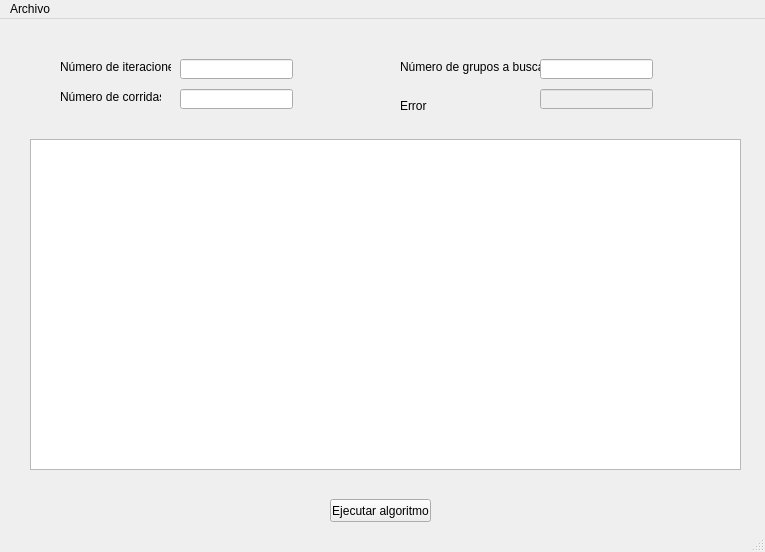
Qt form mainwindow.ui (jeduardofr/k-means) before a commit.
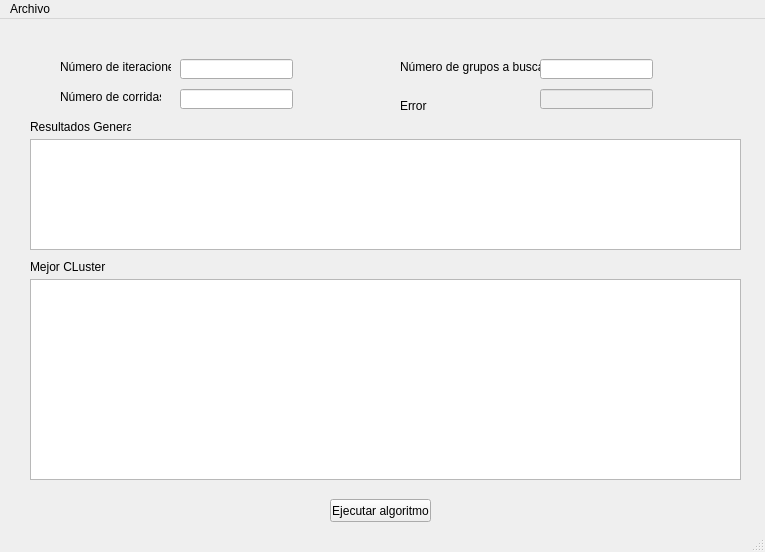
The same form after that commit.

Commit message: Initial Drawing of table

```diff
--- a/mainwindow.ui
+++ b/mainwindow.ui
@@ -128,10 +128,46 @@
       <x>30</x>
       <y>120</y>
       <width>711</width>
-      <height>331</height>
+      <height>111</height>
      </rect>
     </property>
    </widget>
+   <widget class="QTableWidget" name="tableResultados">
+    <property name="geometry">
+     <rect>
+      <x>30</x>
+      <y>260</y>
+      <width>711</width>
+      <height>201</height>
+     </rect>
+    </property>
+   </widget>
+   <widget class="QLabel" name="etiquetaMejor">
+    <property name="geometry">
+     <rect>
+      <x>30</x>
+      <y>240</y>
+      <width>101</width>
+      <height>16</height>
+     </rect>
+    </property>
+    <property name="text">
+     <string>Mejor CLuster</string>
+    </property>
+   </widget>
+   <widget class="QLabel" name="etiquetaResultados">
+    <property name="geometry">
+     <rect>
+      <x>30</x>
+      <y>100</y>
+      <width>101</width>
+      <height>16</height>
+     </rect>
+    </property>
+    <property name="text">
+     <string>Resultados Generales</string>
+    </property>
+   </widget>
   </widget>
   <widget class="QMenuBar" name="menubar">
    <property name="geometry">
```
Left out of the diff: 2 changed lines with no effect on the pictures. The commit also changes 2 other files.
